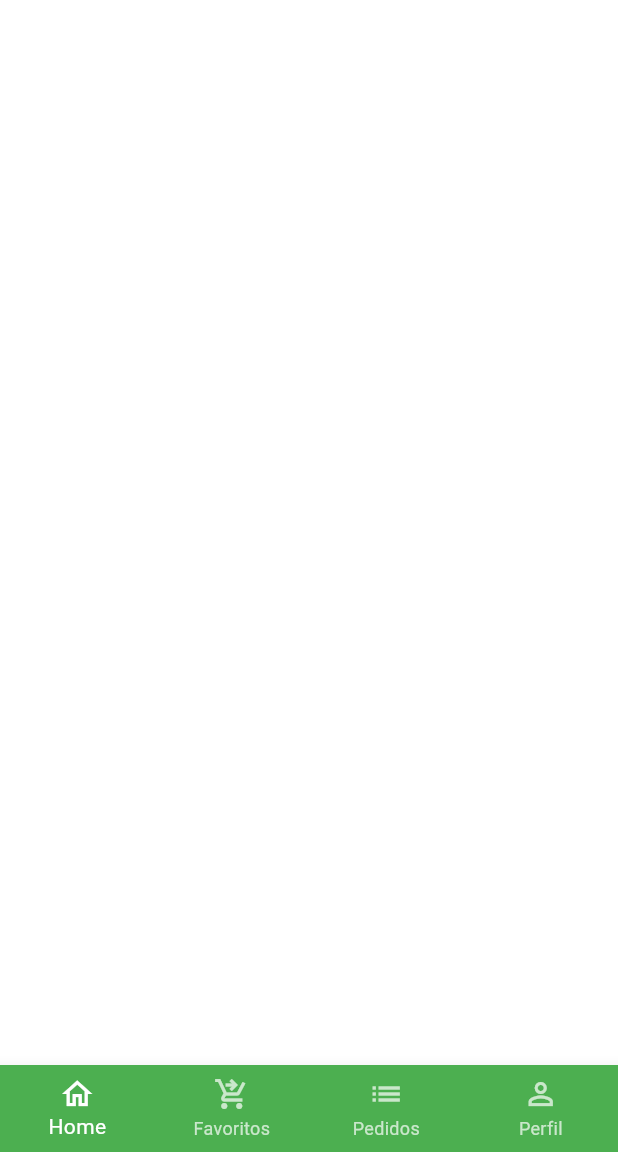
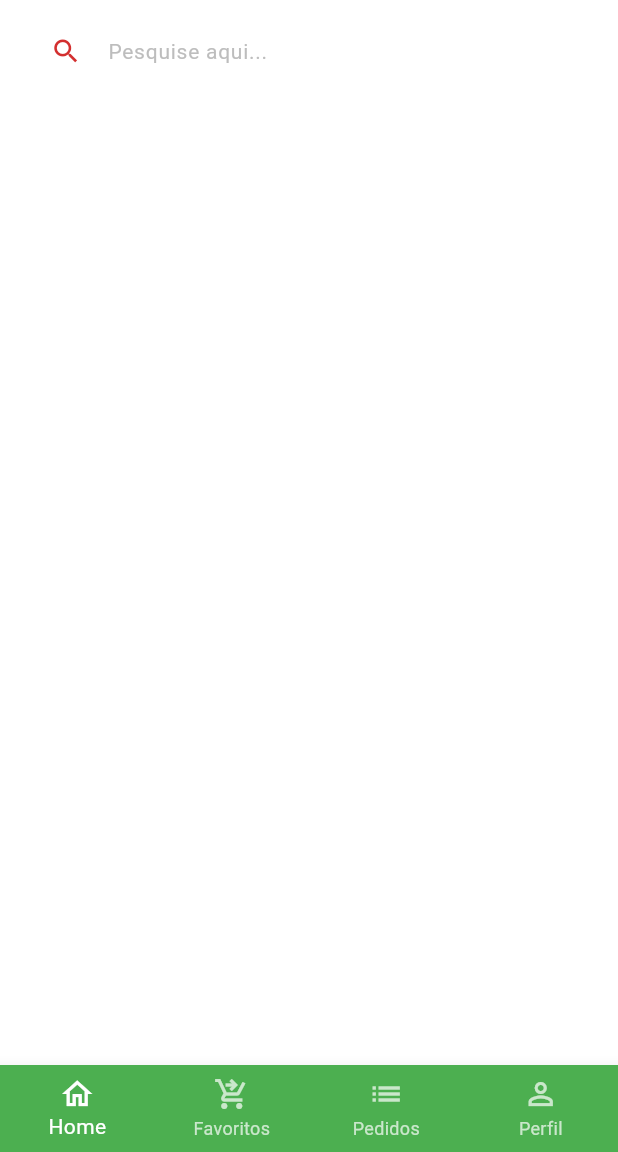
Before and after one commit to Miicchhel/FruitTrace, a Flutter app: the screen it shows after launch, after a tap on "Entrar", on a phone screen of 412 x 824 dp, the part 84-1236 px from its top. Run offline on Flutter 3.47's test engine with Material 3 defaults, Android fonts, the light colour scheme and no system bars; our stand-ins replace animated_text_kit, mask_text_input_formatter.

Commit message:
adicionando o campo de pesquisa

```diff
--- a/lib/src/home/home_tab.dart
+++ b/lib/src/home/home_tab.dart
@@ -69,21 +69,33 @@ class HomeTab extends StatelessWidget {
       ),
 
       // Campo de pesquisa
-
+      body: Column(
+        children: [
+          Padding(
+            padding: const EdgeInsets.symmetric(horizontal: 20.0, vertical: 10.0),
+            child: TextFormField(
+              decoration: InputDecoration(
+                filled: true,
+                fillColor: Colors.white,
+                isDense: true,
+                hintText: 'Pesquise aqui...',
+                hintStyle: TextStyle(color: Colors.grey[400], fontSize: 14),
+                prefixIcon: Icon(Icons.search, color: CustomColors.customContrastColor, size: 21),
+                border: OutlineInputBorder(
+                  borderRadius: BorderRadius.circular(30.0),
+                  borderSide: const BorderSide(
+                    width: 0,
+                    style: BorderStyle.none,
+                  )
+                ),
+              ),
+            ),
+          ),
+        ],
+      ),
       // Categorias
 
       // Grid
     );
   }
 }
-
-// Badge(
-//    backgroundColor: CustomColors.customContrastColor,
-//    label: Text(
-//       '2'
-//       style: const TextStyle(
-//       color: Colors.white,
-//       fontSize: 12,
-//    ),
-// ),
-// child:
```
